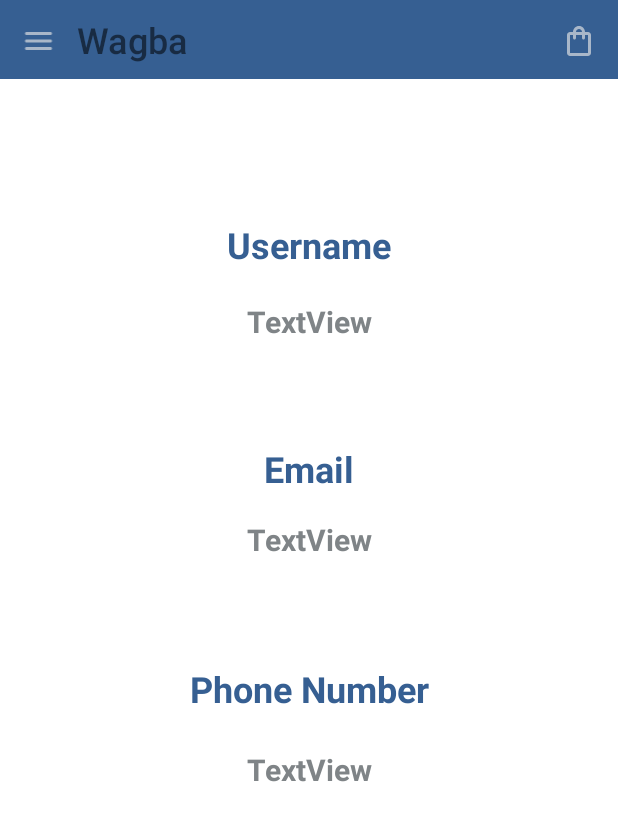
After one commit to RemonEmad93/Wagba, an Android app: the ProfileActivity screen opened directly, with no data from a screen before it, on a phone screen of 412 x 824 dp. The commit adds this screen. Shown: the top 821 px of the screen. Run offline under Robolectric (Android 15) with nearby library versions, the phone set to English and light mode, and no system bars; our stand-ins replace Room's generated code.

Commit message:
implement room database mvvm and profile page, now start clean

```diff
--- /dev/null
+++ b/app/src/main/java/com/example/wagba/ProfileActivity.java
@@ -0,0 +1,57 @@
+package com.example.wagba;
+
+import androidx.annotation.Nullable;
+import androidx.appcompat.app.AppCompatActivity;
+import androidx.lifecycle.Observer;
+import androidx.lifecycle.ViewModelProvider;
+import androidx.room.Database;
+
+import android.app.Activity;
+import android.os.Bundle;
+import android.view.View;
+
+import com.example.wagba.databinding.ActivityProfileBinding;
+import com.example.wagba.model.DatabaseModel;
+import com.example.wagba.viewmodel.DatabaseViewModel;
+
+import java.util.List;
+
+public class ProfileActivity extends AppCompatActivity {
+
+    private ActivityProfileBinding binding;
+
+    private DatabaseViewModel databaseViewModel;
+//    private DatabaseModel databaseModel;
+
+
+
+    @Override
+    protected void onCreate(Bundle savedInstanceState) {
+        super.onCreate(savedInstanceState);
+        binding= ActivityProfileBinding.inflate(getLayoutInflater());
+        View view= binding.getRoot();
+        setContentView(view);
+
+
+
+
+
+//        databaseModel.
+
+////        databaseViewModel.getAllData();
+//
+//        databaseViewModel.insertProfile();
+
+        databaseViewModel= new ViewModelProvider(this).get(DatabaseViewModel.class);
+        databaseViewModel.getAllData().observe(this, data ->{
+
+            for(DatabaseModel databaseModel: data){
+                binding.ProfileNameTextView.setText(databaseModel.getName());
+                binding.ProfileEmailTextView.setText(databaseModel.getEmail());
+                binding.ProfilePhoneNumberTextView.setText(databaseModel.getPhone_number());
+            }
+        }  );
+
+
+    }
+}
--- /dev/null
+++ b/app/src/main/java/com/example/wagba/database/ProfileDao.java
@@ -0,0 +1,24 @@
+package com.example.wagba.database;
+
+import androidx.lifecycle.LiveData;
+import androidx.room.Dao;
+import androidx.room.Insert;
+import androidx.room.OnConflictStrategy;
+import androidx.room.Query;
+
+import com.example.wagba.model.DatabaseModel;
+
+import java.util.List;
+
+@Dao
+public interface ProfileDao {
+
+    @Insert(onConflict = OnConflictStrategy.REPLACE)
+    void insertProfile(DatabaseModel Database);
+
+    @Query("SELECT * FROM profileData")
+    LiveData<List<DatabaseModel>>  getAllData();
+
+//    @Update
+//    void updateProfile(ProfileDatabase profileDatabase);
+}
--- /dev/null
+++ b/app/src/main/java/com/example/wagba/database/ProfileDatabase.java
@@ -0,0 +1,32 @@
+package com.example.wagba.database;
+
+import android.content.Context;
+
+import androidx.room.Database;
+import androidx.room.Room;
+import androidx.room.RoomDatabase;
+import com.example.wagba.model.DatabaseModel;
+
+
+@Database(entities ={DatabaseModel.class}, exportSchema= false, version=1)
+public abstract class ProfileDatabase extends RoomDatabase {
+
+    public abstract ProfileDao profileDao();
+    public static ProfileDatabase instance;
+
+//    public static final String DATABASE_NAME="profile_database.db";
+//    private static final Object LOCK=new Object();
+
+    public static ProfileDatabase getInstance(final Context context){
+
+        if(instance== null){
+            synchronized (ProfileDatabase.class){
+                if(instance==null){
+                    instance= Room.databaseBuilder(context.getApplicationContext(), ProfileDatabase.class, "profile_database").fallbackToDestructiveMigration().build();
+                }
+            }
+        }
+        return instance;
+    }
+
+}
--- /dev/null
+++ b/app/src/main/java/com/example/wagba/model/DatabaseRepository.java
@@ -0,0 +1,70 @@
+package com.example.wagba.model;
+
+import android.app.Application;
+import android.content.Context;
+import android.os.AsyncTask;
+import android.util.Log;
+
+import androidx.lifecycle.LiveData;
+
+import com.example.wagba.database.ProfileDao;
+import com.example.wagba.database.ProfileDatabase;
+
+import java.util.List;
+import java.util.concurrent.Executor;
+import java.util.concurrent.Executors;
+
+public class DatabaseRepository {
+
+    private ProfileDao profileDao;
+    private LiveData<List<DatabaseModel>> data;
+    private ProfileDatabase profileDatabase;
+//    private UserDatabase userDatabase;
+    private Executor executor= Executors.newSingleThreadExecutor();
+
+    public DatabaseRepository(Application application){
+
+        profileDatabase= ProfileDatabase.getInstance(application);
+        profileDao=profileDatabase.profileDao();
+//        data= profileDao.getAllData();
+    }
+
+//    public void insertProfile(DatabaseModel database){
+//
+//        executor.execute(new Runnable() {
+//            @Override
+//            public void run() {
+//                profileDatabase.profileDao().insertProfile(database);
+//            }
+//        });
+//    }
+
+    public void insert(DatabaseModel databaseModel){
+        Log.d("inseeeert","here2");
+        new insertProfile(profileDao).execute(databaseModel);
+    }
+
+
+    private static class insertProfile extends AsyncTask<DatabaseModel,Void,Void>{
+
+        private ProfileDao proDao;
+
+        insertProfile(ProfileDao proDao){
+            this.proDao=proDao;
+        }
+
+
+        @Override
+        protected Void doInBackground(DatabaseModel... databaseModels) {
+
+            proDao.insertProfile(databaseModels[0]);
+            return null;
+        }
+    }
+
+    public LiveData<List<DatabaseModel>> getAllData(){
+        Log.d("geeeet","here2");
+        return profileDao.getAllData();
+    }
+
+}
--- a/app/src/main/java/com/example/wagba/model/RestaurantRepository.java
+++ /dev/null
@@ -1,4 +0,0 @@
-//package com.example.wagba.model;
-//
-//public class RestaurantRepository {
-//}
--- a/app/src/main/java/com/example/wagba/model/User.java
+++ b/app/src/main/java/com/example/wagba/model/User.java
@@ -4,14 +4,17 @@ public class User {
     public String username;
     public String email;
     public String password;
+    public String phone_number;
+
 
     public User(){
 
     }
 
-    public User(String username,String email,String password){
+    public User(String username,String email,String password, String phone_number){
         this.username=username;
         this.email=email;
         this.password=password;
+        this.phone_number=phone_number;
     }
 }
--- /dev/null
+++ b/app/src/main/java/com/example/wagba/viewmodel/DatabaseViewModel.java
@@ -0,0 +1,38 @@
+package com.example.wagba.viewmodel;
+
+import android.app.Application;
+import android.util.Log;
+
+import androidx.lifecycle.AndroidViewModel;
+import androidx.lifecycle.LiveData;
+
+import com.example.wagba.database.ProfileDatabase;
+import com.example.wagba.model.DatabaseRepository;
+import com.example.wagba.model.DatabaseModel;
+
+import java.util.List;
+
+public class DatabaseViewModel extends AndroidViewModel {
+
+    private DatabaseRepository databaseRepository;
+    private LiveData<List<DatabaseModel>> data;
+
+    public DatabaseViewModel(Application application){
+        super(application);
+
+        databaseRepository= new DatabaseRepository(application);
+
+//        databaseRepository= new DatabaseRepository(application);
+        data= databaseRepository.getAllData();
+    }
+
+    public void insertProfile(DatabaseModel databaseModel){
+        Log.d("inseeeert","here1");
+        databaseRepository.insert(databaseModel);
+    }
+
+    public LiveData<List<DatabaseModel>> getAllData(){
+        Log.d("geeeet","here1");
+        return data;
+    }
+}
--- a/app/src/main/java/com/example/wagba/viewmodel/SignUpViewModel.java
+++ b/app/src/main/java/com/example/wagba/viewmodel/SignUpViewModel.java
@@ -10,6 +10,7 @@ import com.example.wagba.model.SignInUpRepository;
 import com.google.firebase.auth.FirebaseUser;
 
 public class SignUpViewModel extends AndroidViewModel {
+
     private SignInUpRepository appRepository;
     private MutableLiveData<FirebaseUser> userMutableLiveData;
 
@@ -19,8 +20,8 @@ public class SignUpViewModel extends AndroidViewModel {
         userMutableLiveData= appRepository.getUserMutableLiveData();
    }
 
-   public void signUp(String username, String email, String password){
-       appRepository.signUp(username,email,password);
+   public void signUp(String username, String email, String password, String phone_number){
+       appRepository.signUp(username,email,password, phone_number);
    }
 
    public MutableLiveData<FirebaseUser> getUserMutableLiveData(){
--- /dev/null
+++ b/app/src/main/res/layout/activity_profile.xml
@@ -0,0 +1,95 @@
+<?xml version="1.0" encoding="utf-8"?>
+<androidx.constraintlayout.widget.ConstraintLayout xmlns:android="http://schemas.android.com/apk/res/android"
+    xmlns:app="http://schemas.android.com/apk/res-auto"
+    xmlns:tools="http://schemas.android.com/tools"
+    android:layout_width="match_parent"
+    android:layout_height="match_parent"
+    tools:context=".ProfileActivity">
+
+    <include
+        android:id="@+id/include"
+        layout="@layout/toolbar"
+        app:layout_constraintEnd_toEndOf="parent"
+        app:layout_constraintStart_toStartOf="parent"
+        app:layout_constraintTop_toTopOf="parent" />
+
+    <TextView
+        android:id="@+id/ProfileNameLabelTextView"
+        android:layout_width="wrap_content"
+        android:layout_height="wrap_content"
+        android:layout_marginTop="94dp"
+        android:text="@string/username"
+        android:textColor="@color/dark_blue"
+        android:textSize="24sp"
+        android:textStyle="bold"
+        app:layout_constraintEnd_toEndOf="parent"
+        app:layout_constraintStart_toStartOf="parent"
+        app:layout_constraintTop_toBottomOf="@+id/include" />
+
+    <TextView
+        android:id="@+id/ProfileEmailLabelTextView"
+        android:layout_width="wrap_content"
+        android:layout_height="wrap_content"
+        android:layout_marginTop="68dp"
+        android:text="@string/email"
+        android:textColor="@color/dark_blue"
+        android:textSize="24sp"
+        android:textStyle="bold"
+        app:layout_constraintEnd_toEndOf="parent"
+        app:layout_constraintStart_toStartOf="parent"
+        app:layout_constraintTop_toBottomOf="@+id/ProfileNameTextView" />
+
+    <TextView
+        android:id="@+id/ProfileEmailTextView"
+        android:layout_width="wrap_content"
+        android:layout_height="wrap_content"
+        android:layout_marginTop="17dp"
+        android:text="TextView"
+        android:textColor="@color/light_grey"
+        android:textSize="20sp"
+        android:textStyle="bold"
+        app:layout_constraintEnd_toEndOf="parent"
+        app:layout_constraintStart_toStartOf="parent"
+        app:layout_constraintTop_toBottomOf="@+id/ProfileEmailLabelTextView" />
+
+    <TextView
+        android:id="@+id/ProfilePhoneNumberTextView"
+        android:layout_width="wrap_content"
+        android:layout_height="wrap_content"
+        android:layout_marginTop="24dp"
+        android:text="TextView"
+        android:textColor="@color/light_grey"
+        android:textSize="20sp"
+        android:textStyle="bold"
+        app:layout_constraintEnd_toEndOf="parent"
+        app:layout_constraintStart_toStartOf="parent"
+        app:layout_constraintTop_toBottomOf="@+id/ProfilePhoneNumberLabelTextView" />
+
+    <TextView
+        android:id="@+id/ProfilePhoneNumberLabelTextView"
+        android:layout_width="wrap_content"
+        android:layout_height="wrap_content"
+        android:layout_marginTop="69dp"
+        android:text="@string/phone_number"
+        android:textColor="@color/dark_blue"
+        android:textSize="24sp"
+        android:textStyle="bold"
+        app:layout_constraintEnd_toEndOf="parent"
+        app:layout_constraintStart_toStartOf="parent"
+        app:layout_constraintTop_toBottomOf="@+id/ProfileEmailTextView" />
+
+    <TextView
+        android:id="@+id/ProfileNameTextView"
+        android:layout_width="wrap_content"
+        android:layout_height="wrap_content"
+        android:layout_marginTop="21dp"
+        android:text="TextView"
+        android:textColor="@color/light_grey"
+        android:textSize="20sp"
+        android:textStyle="bold"
+        app:layout_constraintEnd_toEndOf="parent"
+        app:layout_constraintStart_toStartOf="parent"
+        app:layout_constraintTop_toBottomOf="@+id/ProfileNameLabelTextView" />
+
+
+</androidx.constraintlayout.widget.ConstraintLayout>
--- a/app/src/main/res/layout/activity_sign_up.xml
+++ b/app/src/main/res/layout/activity_sign_up.xml
@@ -4,7 +4,7 @@
     xmlns:tools="http://schemas.android.com/tools"
     android:layout_width="match_parent"
     android:layout_height="match_parent"
-    tools:context=".view.SignUp">
+    tools:context=".view.SignUpActivity">
 
     <include
         android:id="@+id/include"
--- a/app/src/main/res/values/strings.xml
+++ b/app/src/main/res/values/strings.xml
@@ -10,12 +10,14 @@
     <string name="have_account">Already have an account?</string>
     <string name="login">Login</string>
     <string name="sing_up">Sign up</string>
-    <string name="logout">logout</string>
+    <string name="logout">Logout</string>
     <string name="num">0</string>
     <string name="gate">Gate</string>
     <string name="gate_A">A</string>
     <string name="gate_B">B</string>
     <string name="confirm">Confirm</string>
+    <string name="profile">Profile</string>
+    <string name="orders">Orders</string>
     <!-- TODO: Remove or change this placeholder text -->
     <string name="hello_blank_fragment">Hello blank fragment</string>
 </resources>
```
Also changed, not shown: app/src/main/AndroidManifest.xml (+8 -1 lines), app/src/main/java/com/example/wagba/model/DatabaseModel.java (added, +57 -0 lines), app/src/main/java/com/example/wagba/model/SignInUpRepository.java (+30 -4 lines), app/src/main/java/com/example/wagba/view/Login.java (+5 -7 lines), app/src/main/java/com/example/wagba/view/MainActivity.java (+35 -1 lines), app/src/main/java/com/example/wagba/view/SignUpActivity.java (renamed from app/src/main/java/com/example/wagba/view/SignUp.java, +17 -4 lines), app/src/main/java/com/example/wagba/viewmodel/RestaurantViewModel.java (deleted, +0 -20 lines), app/src/main/res/menu/popup_menu.xml (added, +14 -0 lines).
